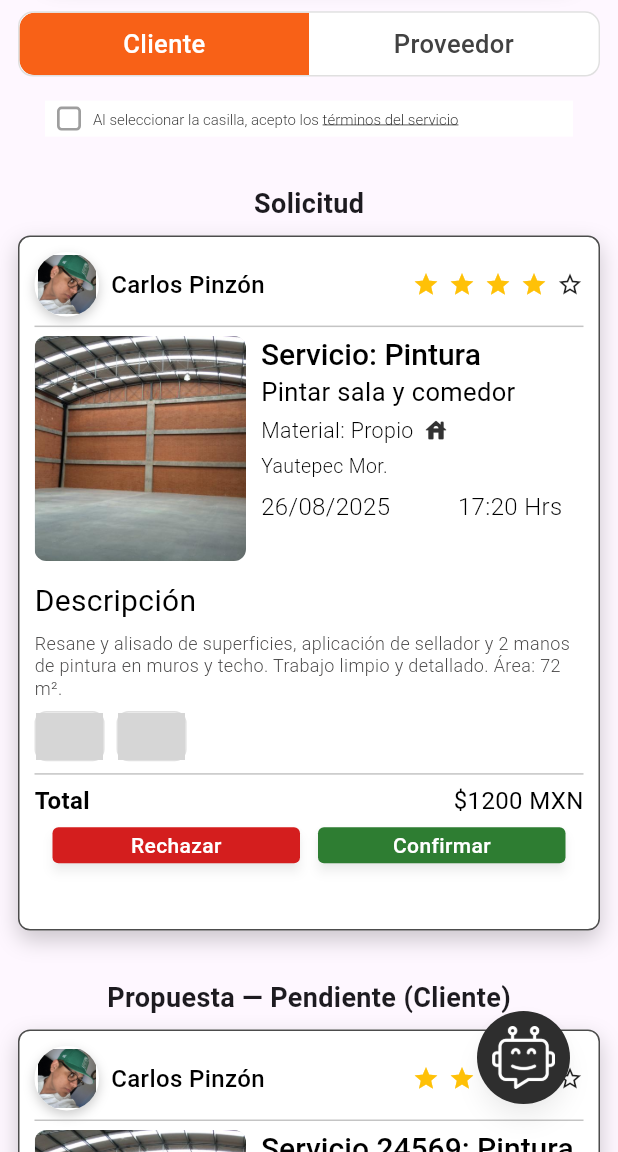
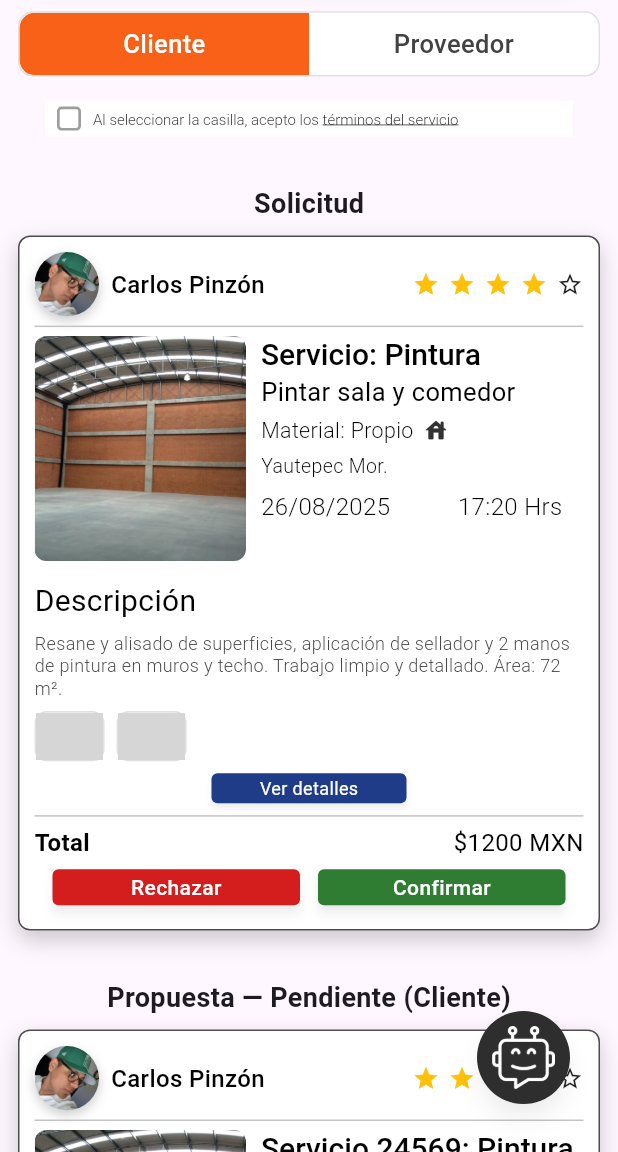
Before and after one commit to KingCalvo/fixgo_components, a Flutter app: the ComponentGallery screen opened directly, scrolled down 576 dp, on a phone screen of 412 x 824 dp, the part 84-1236 px from its top. Run offline on Flutter 3.47's test engine with Material 3 defaults, Android fonts, the light colour scheme and no system bars; our stand-ins replace fl_chart, flutter_form_builder, flutter_map, geocoding, image_picker, latlong2 and 5 more; accounts and stored records are empty; network calls fail; grey boxes are pictures that could not be loaded.

Commit message:
feat: Update ServiceRequestCard and related components to include 'Rechazado' status and enhance proposal handling

```diff
--- a/lib/core/ui/organisms/service_request_card.dart
+++ b/lib/core/ui/organisms/service_request_card.dart
@@ -16,20 +16,22 @@ Cuando es la versión Propuesta Cliente y tiene el status “Pendiente” muestr
 Cuando es la versión Propuesta Proveedor y tiene el status “Pendiente” muestra cambiar la Hora estimada e Ingresar el costo. Ingresar el costo solo aparecerá si el Material es por parte del Proveedor si es por parte del Cliente no tiene que aparecer ese input.
 
 3. Versión Servicio:
-Tiene cuatro status (Son 4 chips visibles, 3 layouts): Activo, Finalizado, Cancelado, Reportado. Y muestra lo de enviar mensajes, cancelar, reportar y concluir.
-*/
-
-/// Variante de la card
+Tiene cuatro status: Activo, Finalizado, Cancelado, Rechazado y Reportado.
+ */
+
+// Esto lo utiliza el proveedor y el cliente
+
+// Variante de la card
 enum ServiceCardVariant { solicitud, propuesta, servicio }
 
-/// Vista de la propuesta cuando está Pendiente
+// Vista de la propuesta cuando está Pendiente
 enum ProposalPendingView { cliente, proveedor }
 
-/// Estados para Propuesta
+// Estados para Propuesta
 enum ProposalStatus { pendiente, enviada, aceptada }
 
-/// Estados para Servicio
-enum ServiceStatus { activo, finalizado, cancelado, reportado }
+// Estados para Servicio
+enum ServiceStatus { activo, finalizado, cancelado, rechazado, reportado }
 
 Color _proposalColor(ProposalStatus s) {
   switch (s) {
@@ -49,12 +51,14 @@ Color _serviceColor(ServiceStatus s) {
       return const Color(0xFF1F3C88);
     case ServiceStatus.cancelado:
       return const Color(0xFFD41E1E);
+    case ServiceStatus.rechazado:
+      return const Color(0xFFD41E1E);
     case ServiceStatus.reportado:
       return const Color(0xFFF86117);
   }
 }
 
-// -------------------- Datos --------------------
+// Datos
 
 class ServiceRequestData {
   // Encabezado
@@ -66,16 +70,16 @@ class ServiceRequestData {
   final String serviceType;
   final String title;
 
-  /// Origen del material ("Proveedor", "Propio")
+  // Origen del material ("Proveedor" y "Propio")
   final String materialSource;
 
   final String location;
   final String dateText;
   final String timeText;
 
-  final String placeImageUrl; // imagen
+  final String placeImageUrl;
   final String description;
-  final List<String> miniImages; // íconos/mini fotos
+  final List<String> miniImages;
 
   final String totalText;
 
@@ -83,7 +87,7 @@ class ServiceRequestData {
   final String? serviceNumber;
   final ProposalStatus? proposalStatus;
 
-  /// Texto visible de hora estimada
+  // Texto visible de hora estimada
   final String? estimatedTimeText;
 
   final ServiceStatus? serviceStatus;
@@ -110,9 +114,9 @@ class ServiceRequestData {
   });
 }
 
-// -------------------- Card --------------------
-
-/// Card “Solicitud/Propuesta/Servicio”
+// Cards
+
+// Card “Solicitud/Propuesta/Servicio”
 class ServiceRequestCard extends StatefulWidget {
   final ServiceCardVariant variant;
   final ServiceRequestData data;
@@ -121,15 +125,15 @@ class ServiceRequestCard extends StatefulWidget {
   final VoidCallback? onReject;
   final VoidCallback? onConfirm;
 
-  /// Confirm que envía payload (cost/hora nueva)
+  // Confirm que envía payload (cost/hora nueva)
   final void Function({double? costOverride, String? estimatedTimeOverride})?
   onConfirmWithPayload;
 
   // Propuesta
-  final VoidCallback? onModifyEstimatedTimeTap; //abre input
+  final VoidCallback? onModifyEstimatedTimeTap; // abre input
   final VoidCallback? onTermsTap;
 
-  // Servicio (activo/cancelado/finalizado/reportado)
+  // Servicio (activo/cancelado/finalizado/reportado/rechazado)
   final VoidCallback? onCancel;
   final VoidCallback? onReport;
   final VoidCallback? onConclude;
@@ -137,17 +141,20 @@ class ServiceRequestCard extends StatefulWidget {
   final VoidCallback? onChat;
   final VoidCallback? onCall;
 
+  // Botón "Ver detalles"
+  final VoidCallback? onViewDetails;
+
   final double baseWidth;
   final double? baseHeightOverride;
   final double padding;
   final double borderRadius;
 
-  /// Vista solo para Propuesta Pendiente
+  // Vista solo para Propuesta Pendiente
   final ProposalPendingView? proposalPendingView;
 
-  /// Para definir si el material es por parte del proveedor
+  // Para definir si el material es por parte del proveedor
   final bool? materialBySupplierOverride;
-  final bool autoHeight; // nuevo
+  final bool autoHeight;
 
   const ServiceRequestCard({
     super.key,
@@ -165,6 +172,7 @@ class ServiceRequestCard extends StatefulWidget {
     this.onOpenReceipt,
     this.onChat,
     this.onCall,
+    this.onViewDetails,
     // estilo
     this.baseWidth = 402,
     this.baseHeightOverride,
@@ -173,7 +181,7 @@ class ServiceRequestCard extends StatefulWidget {
     // propuesta
     this.proposalPendingView,
     this.materialBySupplierOverride,
-    this.autoHeight = false, // default: comportamiento actual
+    this.autoHeight = false,
   });
 
   @override
@@ -232,7 +240,7 @@ class _ServiceRequestCardState extends State<ServiceRequestCard> {
       'supplier',
     ];
 
-    // Casos que deben ser SIEMPRE cliente (no mostrar input)
+    // Casos que deben ser SIEMPRE cliente (no muestra el input)
     const clienteKeys = [
       'propio',
       'cliente',
@@ -250,7 +258,7 @@ class _ServiceRequestCardState extends State<ServiceRequestCard> {
   }
 
   double _parseTotalNumber(String totalText) {
-    // Mantén sólo dígitos, comas y puntos
+    // Mantiene sólo dígitos, comas y puntos
     String s = totalText.replaceAll(RegExp(r'[^\d,\.]'), '');
 
     // Caso solo coma y sin punto: se asume coma = miles (quita todas)
@@ -283,7 +291,7 @@ class _ServiceRequestCardState extends State<ServiceRequestCard> {
     return '\$$fixed$suffix';
   }
 
-  /// Total mostrado: si hay costo nuevo, se suma al total original solo visualmente.
+  /// Total mostrado: si hay costo nuevo, se suma al total original solo visualmente. MODIFICAR PARA SUBIR A LA BD
   String get _computedTotalText {
     final base = _parseTotalNumber(widget.data.totalText);
     final extra = double.tryParse(_costCtrl.text.replaceAll(',', '.')) ?? 0;
@@ -303,7 +311,7 @@ class _ServiceRequestCardState extends State<ServiceRequestCard> {
   static const double _hServicioActivo = 609;
 
   double _computedBaseHeight() {
-    // --- PROPUESTA ---
+    // PROPUESTA
     if (widget.variant == ServiceCardVariant.propuesta) {
       final status = widget.data.proposalStatus;
 
@@ -333,21 +341,22 @@ class _ServiceRequestCardState extends State<ServiceRequestCard> {
         return _hPropuestaAceptada;
       }
 
-      // Cualquier otro caso de propuesta (fallback)
+      // Cualquier otro caso de propuesta
       return _hPropuestaBase;
     }
 
-    // --- SOLICITUD ---
+    // SOLICITUD
     if (widget.variant == ServiceCardVariant.solicitud) {
       return _hSolicitud;
     }
 
-    // --- SERVICIO ---
+    // SERVICIO
     if (widget.data.serviceStatus == ServiceStatus.finalizado) {
       return _hServicioFinalizado;
     }
 
     if (widget.data.serviceStatus == ServiceStatus.cancelado ||
+        widget.data.serviceStatus == ServiceStatus.rechazado ||
         widget.data.serviceStatus == ServiceStatus.reportado) {
       return _hServicioCanceladoReportado;
     }
@@ -363,16 +372,12 @@ class _ServiceRequestCardState extends State<ServiceRequestCard> {
     return LayoutBuilder(
       builder: (context, c) {
         final w = c.maxWidth.isFinite ? c.maxWidth : widget.baseWidth;
-
-        // --- AUTO-HEIGHT: sin altura fija, solo limitamos el ancho ---
         if (widget.autoHeight) {
           final width = w < widget.baseWidth ? w : widget.baseWidth;
           return Center(
             child: SizedBox(width: width, child: _buildCardBody()),
           );
         }
-
-        // --- Comportamiento anterior: altura fija + escala ---
         final h = c.maxHeight.isFinite ? c.maxHeight : baseHeight;
         final scale = (w / widget.baseWidth < h / baseHeight)
             ? w / widget.baseWidth
@@ -388,8 +393,6 @@ class _ServiceRequestCardState extends State<ServiceRequestCard> {
       },
     );
   }
-
-  // ---------------- Secciones ----------------
 
   Widget _header() {
     return Row(
@@ -467,7 +470,6 @@ class _ServiceRequestCardState extends State<ServiceRequestCard> {
                 ),
               ),
               const SizedBox(height: 2),
-
               Text(
                 widget.data.title,
                 style: const TextStyle(
@@ -480,7 +482,6 @@ class _ServiceRequestCardState extends State<ServiceRequestCard> {
                 overflow: TextOverflow.ellipsis,
               ),
               const SizedBox(height: 4),
-
               Row(
                 children: [
                   const Text(
@@ -512,7 +513,6 @@ class _ServiceRequestCardState extends State<ServiceRequestCard> {
                 ],
               ),
               const SizedBox(height: 4),
-
               Text(
                 widget.data.location,
                 style: const TextStyle(
@@ -523,7 +523,6 @@ class _ServiceRequestCardState extends State<ServiceRequestCard> {
                 ),
               ),
               const SizedBox(height: 6),
-
               Row(
                 children: [
                   Text(
@@ -547,7 +546,6 @@ class _ServiceRequestCardState extends State<ServiceRequestCard> {
                   ),
                 ],
               ),
-
               if (showProposalChip) ...[
                 const SizedBox(height: 8),
                 _statusChip(
@@ -559,7 +557,6 @@ class _ServiceRequestCardState extends State<ServiceRequestCard> {
                   color: _proposalColor(widget.data.proposalStatus!),
                 ),
               ],
-
               if (showServiceChip) ...[
                 const SizedBox(height: 8),
                 _statusChip(
@@ -567,6 +564,7 @@ class _ServiceRequestCardState extends State<ServiceRequestCard> {
                     ServiceStatus.activo => 'Activo',
                     ServiceStatus.finalizado => 'Finalizado',
                     ServiceStatus.cancelado => 'Cancelado',
+                    ServiceStatus.rechazado => 'Rechazado',
                     ServiceStatus.reportado => 'Reportado',
                   },
                   color: _serviceColor(widget.data.serviceStatus!),
@@ -641,14 +639,14 @@ class _ServiceRequestCardState extends State<ServiceRequestCard> {
   }
 
   Widget _proposalOrServiceExtrasAndTotal() {
-    // PROPUESTA Pendiente del Cliente: Sin hora ni costo, solo botones (footer)
+    // PROPUESTA Pendiente del Cliente: Sin hora ni costo, solo botones
     if (_isProposalPendingCliente) {
       return _totalRow(
         _formatMoneyMXN(_parseTotalNumber(widget.data.totalText)),
       );
     }
 
-    // PROPUESTA Pendiente del Proveedor: Hora estimada, Costo (proveedor)
+    // PROPUESTA Pendiente del Proveedor: Hora estimada y Costo (proveedor)
     if (_isProposalPendingProveedor) {
       return Column(
         crossAxisAlignment: CrossAxisAlignment.start,
@@ -730,7 +728,6 @@ class _ServiceRequestCardState extends State<ServiceRequestCard> {
                     controller: _costCtrl,
                     keyboardType: const TextInputType.numberWithOptions(
                       decimal: true,
-                      signed: false,
                     ),
                     decoration: _inputDecoration(hint: '0.00'),
                     style: const TextStyle(fontSize: 14),
@@ -743,7 +740,6 @@ class _ServiceRequestCardState extends State<ServiceRequestCard> {
           ],
 
           _totalRow(_computedTotalText),
-
           const SizedBox(height: 6),
           const _Divider382(),
           const SizedBox(height: 6),
@@ -817,7 +813,9 @@ class _ServiceRequestCardState extends State<ServiceRequestCard> {
         );
       }
 
-      if (s == ServiceStatus.cancelado || s == ServiceStatus.reportado) {
+      if (s == ServiceStatus.cancelado ||
+          s == ServiceStatus.rechazado ||
+          s == ServiceStatus.reportado) {
         return _totalRow(
           _formatMoneyMXN(_parseTotalNumber(widget.data.totalText)),
         );
@@ -978,7 +976,7 @@ class _ServiceRequestCardState extends State<ServiceRequestCard> {
       ];
     }
 
-    // SERVICI: Acciones por status
+    // SERVICIO: Acciones por status
     if (widget.data.serviceStatus == ServiceStatus.activo) {
       return [
         const SizedBox(height: 8),
@@ -1097,6 +1095,17 @@ class _ServiceRequestCardState extends State<ServiceRequestCard> {
             _topDetailBlock(),
             const SizedBox(height: 12),
             _descriptionBlock(),
+
+            // Botón "Ver detalles"
+            const SizedBox(height: 8),
+            Center(
+              child: _SmallActionButton(
+                label: 'Ver detalles',
+                color: const Color(0xFF1F3C88),
+                onTap: widget.onViewDetails,
+              ),
+            ),
+
             const SizedBox(height: 8),
             const _Divider382(),
             const SizedBox(height: 6),
@@ -1127,15 +1136,21 @@ class _Avatar extends StatelessWidget {
   final double size;
   const _Avatar({required this.pathOrUrl, this.size = 43});
 
+  bool get _isNet =>
+      pathOrUrl.startsWith('http://') || pathOrUrl.startsWith('https://');
+
   @override
   Widget build(BuildContext context) {
+    final imageProvider = _isNet
+        ? NetworkImage(pathOrUrl)
+        : AssetImage(pathOrUrl) as ImageProvider;
+
     return Container(
       width: size,
       height: size,
-      decoration: BoxDecoration(
+      decoration: const BoxDecoration(
         shape: BoxShape.circle,
-        border: Border.all(color: Colors.white, width: 2),
-        boxShadow: const [
+        boxShadow: [
           BoxShadow(
             color: Color(0x33000000),
             blurRadius: 6,
@@ -1143,8 +1158,20 @@ class _Avatar extends StatelessWidget {
           ),
         ],
       ),
-      clipBehavior: Clip.antiAlias,
-      child: _tryNetworkOrAsset(pathOrUrl, fit: BoxFit.cover),
+      child: CircleAvatar(
+        radius: size / 2,
+        backgroundColor: Colors.white,
+        child: ClipOval(
+          child: Image(
+            image: imageProvider,
+            fit: BoxFit.cover,
+            width: size,
+            height: size,
+            errorBuilder: (_, __, ___) =>
+                const Icon(Icons.image_not_supported, color: Color(0xFF9E9E9E)),
+          ),
+        ),
+      ),
     );
   }
 }
@@ -1228,7 +1255,7 @@ class _StarsRow extends StatelessWidget {
         color = const Color(0xFFFFC107);
       } else {
         icon = Icons.star_border;
-        color = Colors.black87; // contorno visible
+        color = Colors.black87;
       }
       stars.add(Icon(icon, size: size, color: color));
       if (i != 4) stars.add(SizedBox(width: gap));
```
Also changed, not shown: lib/presentation/dev/confirmacion_solicitudes_proveedor.dart (+18 -14 lines), lib/presentation/dev/nuevas_solicitudes.dart (+8 -2 lines), lib/presentation/dev/servicios_activos_proveedor.dart (+23 -1 lines).
